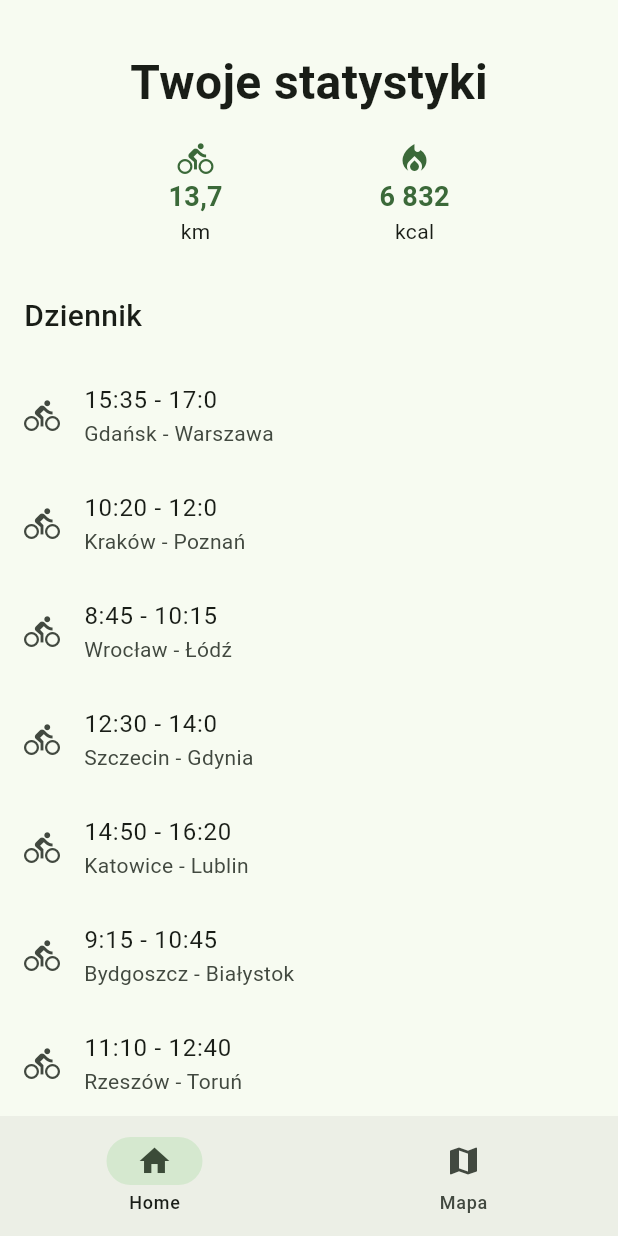
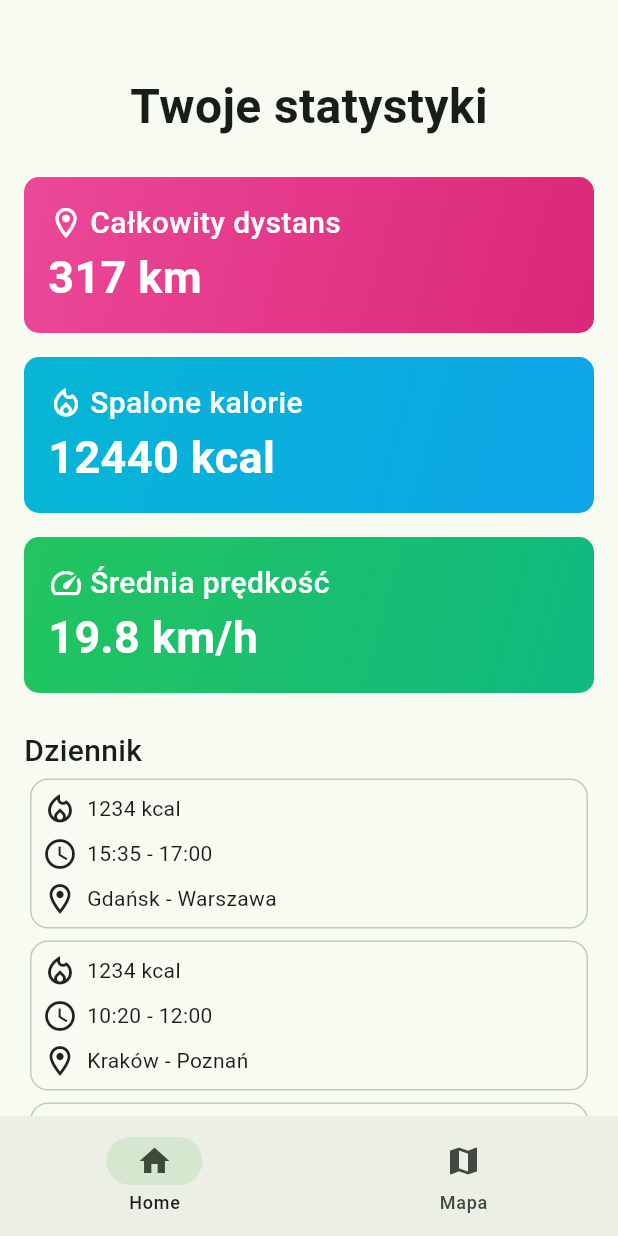
Before and after one commit to Dziero/CzystaTrasa, a Flutter app: the screen it shows after launch, on a phone screen of 412 x 824 dp. Run offline on Flutter 3.47's test engine with Material 3 defaults, Android fonts, the phone set to English and light mode, and no system bars; our stand-ins replace flutter_dotenv, geocoding, google_maps_flutter, location, permission_handler.

Commit message:
ui: home page improvement

```diff
--- /dev/null
+++ b/lib/components/stats_section.dart
@@ -0,0 +1,91 @@
+import 'package:flutter/material.dart';
+
+class StatsSection extends StatelessWidget {
+  const StatsSection({super.key});
+
+  @override
+  Widget build(BuildContext context) {
+    return const Column(
+      children: [
+        StatCard(
+          headingIcon: Icons.location_on_outlined,
+          headingText: "Całkowity dystans",
+          contentText: "317 km",
+          gradientColors: [Color(0xFFec4899), Color(0xFFdb2777)],
+        ),
+        StatCard(
+          headingIcon: Icons.local_fire_department_outlined,
+          headingText: "Spalone kalorie",
+          contentText: "12440 kcal",
+          gradientColors: [Color(0xff06b6d4), Color(0xFF0ea5e9)],
+        ),
+        StatCard(
+          headingIcon: Icons.speed,
+          headingText: "Średnia prędkość",
+          contentText: "19.8 km/h",
+          gradientColors: [Color(0xff22c55e), Color(0xFF10b981)],
+        )
+      ],
+    );
+  }
+}
+
+class StatCard extends StatelessWidget {
+  const StatCard(
+      {super.key,
+      required this.headingText,
+      required this.contentText,
+      required this.gradientColors,
+      required this.headingIcon});
+  final IconData headingIcon;
+  final String headingText;
+  final String contentText;
+  final List<Color> gradientColors;
+
+  @override
+  Widget build(BuildContext context) {
+    return Padding(
+      padding: const EdgeInsets.only(top: 8.0, bottom: 8.0),
+      child: Container(
+          decoration: BoxDecoration(
+              borderRadius: BorderRadius.circular(10),
+              gradient: LinearGradient(
+                begin: Alignment.topLeft,
+                end: Alignment.bottomRight,
+                colors: gradientColors,
+              )),
+          width: double.infinity,
+          child: Padding(
+            padding: const EdgeInsets.all(16.0),
+            child: Column(
+              crossAxisAlignment: CrossAxisAlignment.start,
+              children: [
+                Row(
+                  children: [
+                    Icon(
+                      headingIcon,
+                      color: Colors.white,
+                    ),
+                    const SizedBox(width: 4),
+                    Text(
+                      headingText,
+                      style: const TextStyle(
+                          fontSize: 20,
+                          fontWeight: FontWeight.w500,
+                          color: Colors.white),
+                    ),
+                  ],
+                ),
+                Text(
+                  contentText,
+                  style: const TextStyle(
+                      fontSize: 30,
+                      fontWeight: FontWeight.w600,
+                      color: Colors.white),
+                ),
+              ],
+            ),
+          )),
+    );
+  }
+}
--- a/lib/screens/main/pages/home.dart
+++ b/lib/screens/main/pages/home.dart
@@ -1,4 +1,5 @@
 import 'package:flutter/material.dart';
+import 'package:hackathon_rower/components/stats_section.dart';
 
 class BikeTrip {
   final TimeOfDay startTime;
@@ -110,7 +111,10 @@ class HomePage extends StatelessWidget {
 
   @override
   Widget build(BuildContext context) {
-    return Center(
+    return SingleChildScrollView(
+        child: Center(
+      child: Padding(
+        padding: const EdgeInsets.all(16),
         child: Column(
           children: [
             const SizedBox(height: 32),
@@ -119,66 +123,51 @@ class HomePage extends StatelessWidget {
               style: TextStyle(fontSize: 32, fontWeight: FontWeight.bold),
             ),
             const SizedBox(height: 16),
-          Padding(
-            padding: const EdgeInsets.symmetric(horizontal: 60),
-            child: Row(
-              mainAxisAlignment: MainAxisAlignment.spaceAround,
+            const StatsSection(),
+            const SizedBox(height: 16),
+            const Row(
               children: [
-                Column(
-                  children: [
-                    Icon(Icons.directions_bike,
-                        color: Theme.of(context).primaryColor),
-                    Text("13,7",
-                        style: TextStyle(
-                            fontSize: 18,
-                            fontWeight: FontWeight.bold,
-                            color: Theme.of(context).primaryColor)),
-                    const Text("km")
-                  ],
-                ),
-                Column(
-                  children: [
-                    Icon(Icons.local_fire_department,
-                        color: Theme.of(context).primaryColor),
-                    Text("6 832",
-                        style: TextStyle(
-                            fontSize: 18,
-                            fontWeight: FontWeight.bold,
-                            color: Theme.of(context).primaryColor)),
-                    const Text("kcal")
-                  ],
+                Text(
+                  "Dziennik",
+                  style: TextStyle(fontSize: 20, fontWeight: FontWeight.w500),
                 ),
               ],
             ),
-          ),
-          const SizedBox(height: 16),
+            ...bikeRides.map((trip) => SizedBox(
+                width: double.infinity,
+                child: Card.outlined(
+                    child: Padding(
+                  padding: const EdgeInsets.all(8.0),
+                  child: Column(children: [
                     const Row(
                       children: [
-              Padding(
-                padding: EdgeInsets.all(16),
-                child: Text(
-                  "Dziennik",
-                  style: TextStyle(fontSize: 20, fontWeight: FontWeight.w500),
+                        Icon(Icons.local_fire_department_outlined),
+                        SizedBox(width: 6),
+                        Text("1234 kcal")
+                      ],
+                    ),
+                    const SizedBox(height: 6),
+                    Row(
+                      children: [
+                        const Icon(Icons.schedule),
+                        const SizedBox(width: 6),
+                        Text(
+                            '${trip.startTime.hour.toString()}:${trip.startTime.minute.toString().padLeft(2, '0')} - ${trip.endTime.hour.toString()}:${trip.endTime.minute.toString().padLeft(2, '0')}')
+                      ],
+                    ),
+                    const SizedBox(height: 6),
+                    Row(
+                      children: [
+                        const Icon(Icons.location_on_outlined),
+                        const SizedBox(width: 6),
+                        Text("${trip.startLocation} - ${trip.endLocation}")
+                      ],
+                    )
+                  ]),
+                ))))
+          ],
         ),
       ),
-            ],
-          ),
-          Expanded(
-            child: ListView.builder(
-                physics: const BouncingScrollPhysics(),
-                itemBuilder: (context, index) {
-                  return ListTile(
-                    leading: const Icon(Icons.directions_bike),
-                    title: Text(
-                        "${bikeRides[index].startTime.hour}:${bikeRides[index].startTime.minute} - ${bikeRides[index].endTime.hour}:${bikeRides[index].endTime.minute}"),
-                    subtitle: Text(
-                        "${bikeRides[index].startLocation} - ${bikeRides[index].endLocation}"),
-                  );
-                },
-                itemCount: bikeRides.length),
-          )
-        ],
-      ),
-    );
+    ));
   }
 }
```
Lines whose indentation alone changed are shown as unchanged.
